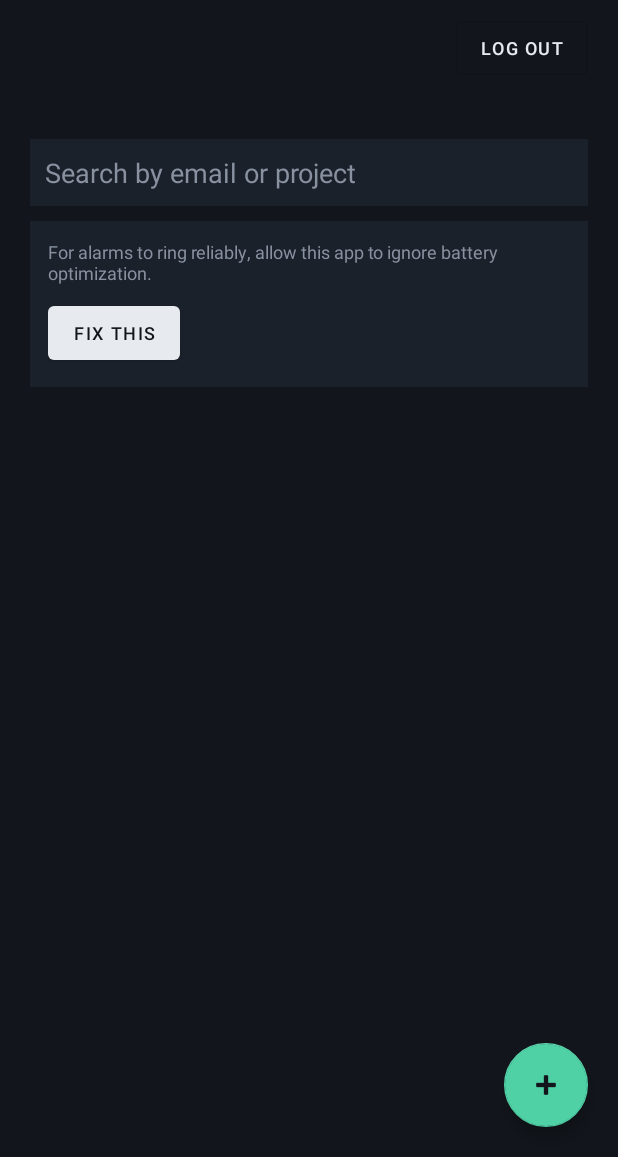
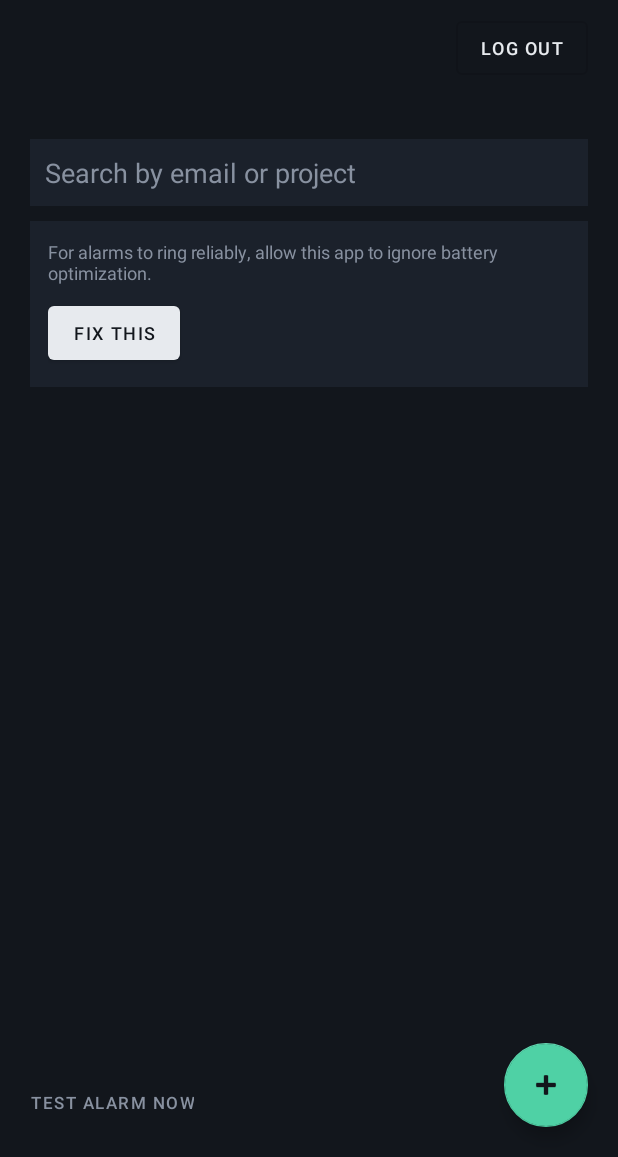
Before and after one commit to rupamdey-dev/Rotation-Board-Android, an Android app: the DashboardActivity screen opened directly, with no data from a screen before it, on a phone screen of 412 x 824 dp, the part 79-1236 px from its top. Run offline under Robolectric (Android 15) with nearby library versions, the light colour scheme and no system bars; 2 statements that could not run were skipped.

Commit message:
Third Upload

```diff
--- a/app/src/main/res/layout/activity_dashboard.xml
+++ b/app/src/main/res/layout/activity_dashboard.xml
@@ -122,5 +122,16 @@
             android:layout_margin="20dp"
             android:src="@android:drawable/ic_input_add"
             app:backgroundTint="@color/ready" />
+
+        <Button
+            android:id="@+id/btnTestAlarm"
+            style="@style/Widget.MaterialComponents.Button.TextButton"
+            android:layout_width="wrap_content"
+            android:layout_height="wrap_content"
+            android:layout_gravity="bottom|start"
+            android:layout_margin="12dp"
+            android:text="Test alarm now"
+            android:textSize="11sp"
+            android:textColor="@color/text_dim" />
     </FrameLayout>
 </LinearLayout>
```
Also changed, not shown: app/src/main/java/com/rotationboard/app/service/AlarmRingService.kt (+85 -20 lines), app/src/main/java/com/rotationboard/app/ui/AddEditAccountActivity.kt (+7 -0 lines), app/src/main/java/com/rotationboard/app/ui/DashboardActivity.kt (+15 -0 lines), 2 other files.
